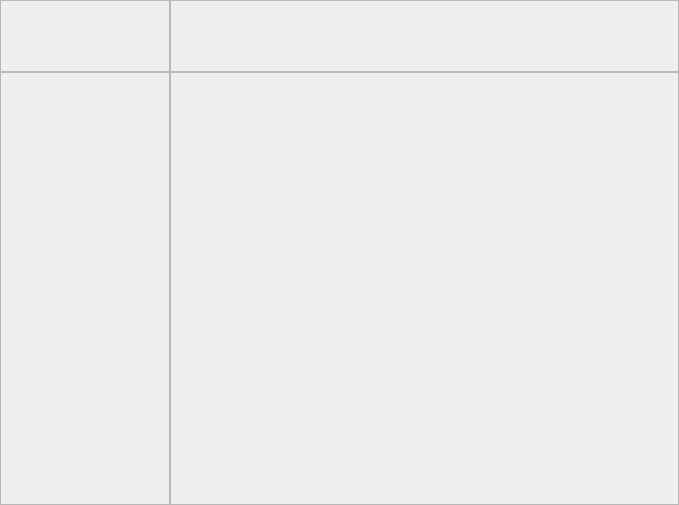
First picture: the form in contact/ContactWidget.ui, repository HcashOrg/hx-indicator, before the edit.
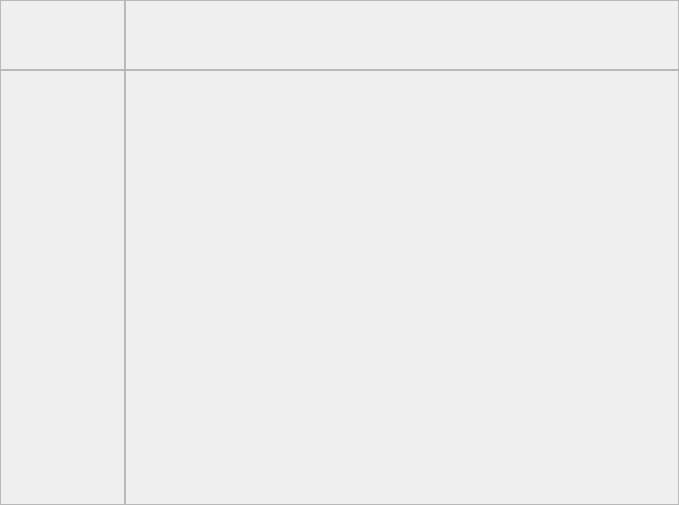
Second picture: the form after the edit.

```diff
--- a/contact/ContactWidget.ui
+++ b/contact/ContactWidget.ui
@@ -13,7 +13,7 @@
   <property name="windowTitle">
    <string>Form</string>
   </property>
-  <layout class="QGridLayout" name="gridLayout" rowstretch="1,6" columnstretch="1,3">
+  <layout class="QGridLayout" name="gridLayout" rowstretch="1,10">
    <property name="leftMargin">
     <number>0</number>
    </property>
@@ -31,6 +31,18 @@
    </property>
    <item row="0" column="0">
     <widget class="QScrollArea" name="scrollArea_leftTop">
+     <property name="minimumSize">
+      <size>
+       <width>125</width>
+       <height>0</height>
+      </size>
+     </property>
+     <property name="maximumSize">
+      <size>
+       <width>125</width>
+       <height>16777215</height>
+      </size>
+     </property>
      <property name="widgetResizable">
       <bool>true</bool>
      </property>
@@ -39,8 +51,8 @@
        <rect>
         <x>0</x>
         <y>0</y>
-        <width>168</width>
-        <height>70</height>
+        <width>123</width>
+        <height>68</height>
        </rect>
       </property>
      </widget>
@@ -56,8 +68,8 @@
        <rect>
         <x>0</x>
         <y>0</y>
-        <width>507</width>
-        <height>70</height>
+        <width>552</width>
+        <height>68</height>
        </rect>
       </property>
      </widget>
@@ -65,6 +77,18 @@
    </item>
    <item row="1" column="0">
     <widget class="QScrollArea" name="scrollArea_leftBottom">
+     <property name="minimumSize">
+      <size>
+       <width>125</width>
+       <height>0</height>
+      </size>
+     </property>
+     <property name="maximumSize">
+      <size>
+       <width>125</width>
+       <height>16777215</height>
+      </size>
+     </property>
      <property name="widgetResizable">
       <bool>true</bool>
      </property>
@@ -73,8 +97,8 @@
        <rect>
         <x>0</x>
         <y>0</y>
-        <width>168</width>
-        <height>431</height>
+        <width>123</width>
+        <height>433</height>
        </rect>
       </property>
      </widget>
@@ -90,8 +114,8 @@
        <rect>
         <x>0</x>
         <y>0</y>
-        <width>507</width>
-        <height>431</height>
+        <width>552</width>
+        <height>433</height>
        </rect>
       </property>
      </widget>
```
